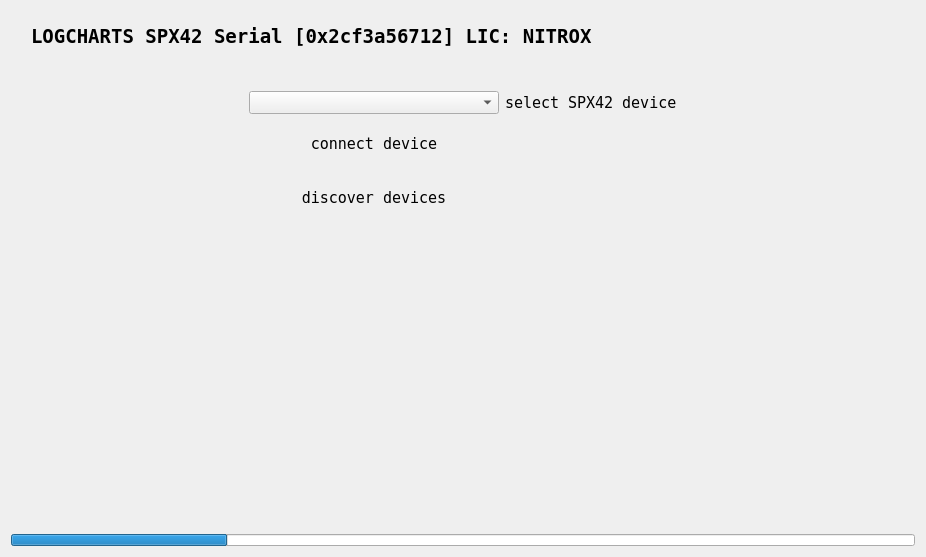
dmarc0001/spx42Control, file src/ui/ConnectFragment.ui: the form before one commit.
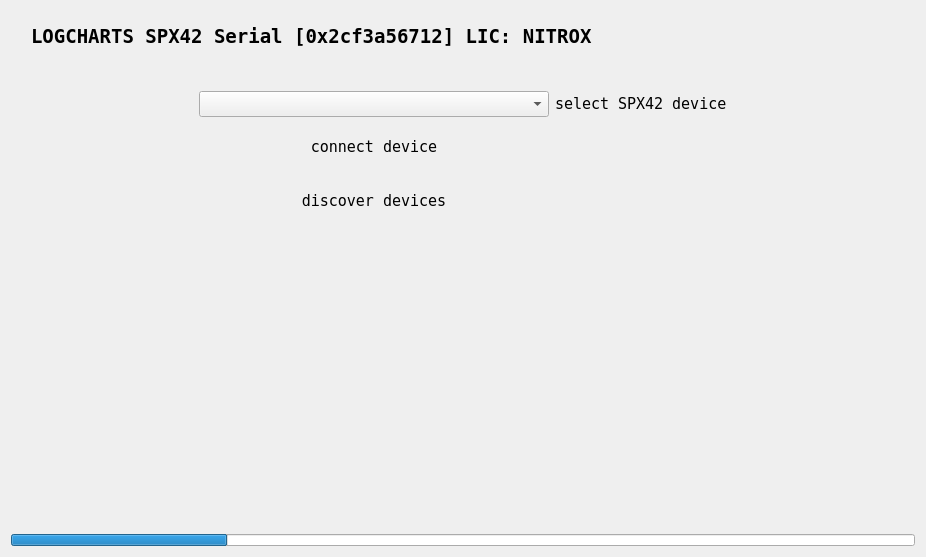
The form after the commit. Icons and pictures are not drawn.

```diff
--- a/src/ui/ConnectFragment.ui
+++ b/src/ui/ConnectFragment.ui
@@ -140,14 +140,14 @@
        <widget class="QComboBox" name="deviceComboBox">
         <property name="minimumSize">
          <size>
-          <width>250</width>
-          <height>0</height>
+          <width>350</width>
+          <height>24</height>
          </size>
         </property>
         <property name="maximumSize">
          <size>
-          <width>350</width>
-          <height>23</height>
+          <width>450</width>
+          <height>40</height>
          </size>
         </property>
         <property name="statusTip">
@@ -197,13 +197,13 @@
        <widget class="QPushButton" name="connectButton">
         <property name="minimumSize">
          <size>
-          <width>250</width>
+          <width>350</width>
           <height>48</height>
          </size>
         </property>
         <property name="maximumSize">
          <size>
-          <width>350</width>
+          <width>450</width>
           <height>58</height>
          </size>
         </property>
@@ -290,13 +290,13 @@
        <widget class="QPushButton" name="discoverPushButton">
         <property name="minimumSize">
          <size>
-          <width>250</width>
+          <width>350</width>
           <height>48</height>
          </size>
         </property>
         <property name="maximumSize">
          <size>
-          <width>350</width>
+          <width>450</width>
           <height>58</height>
          </size>
         </property>
```
Left out of the diff: 8 changed lines with no effect on the pictures.
